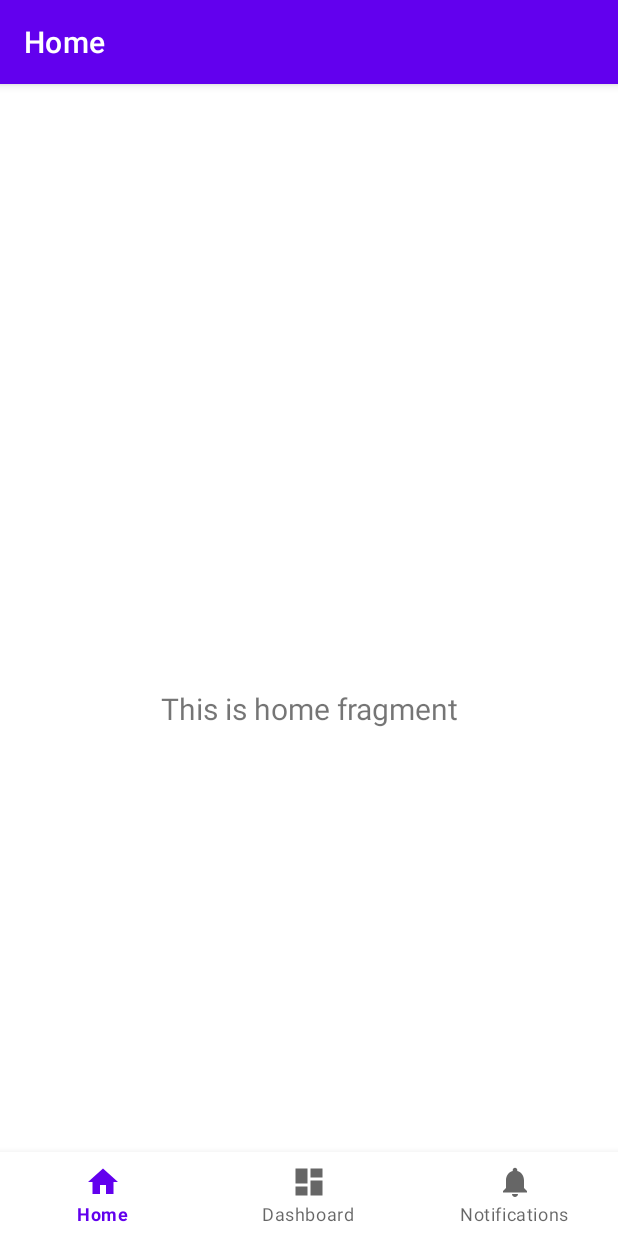
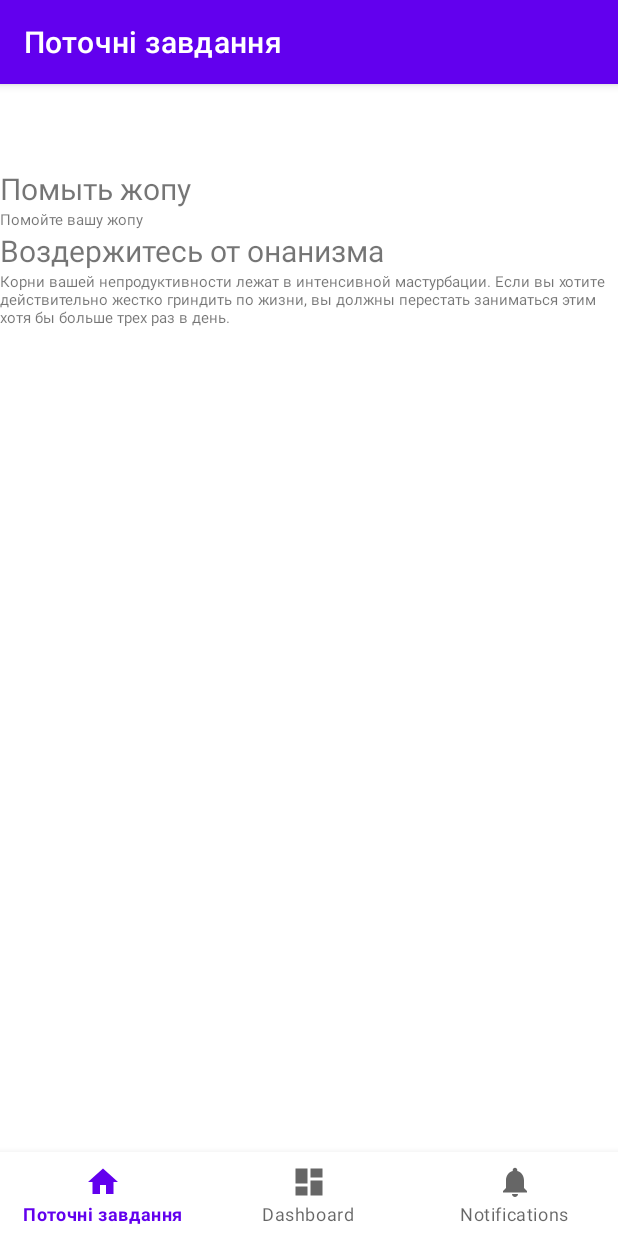
Before and after one commit to njilrem/getting-active, an Android app: the screen it shows after launch (MainActivity), on a phone screen of 412 x 824 dp. Run offline under Robolectric (Android 15) with nearby library versions, the phone set to English and light mode, and no system bars; our stand-ins replace navigation-ui.

Commit message:
Basic RecyclerView for task displaying created.

```diff
--- a/app/build.gradle
+++ b/app/build.gradle
@@ -40,6 +40,7 @@ dependencies {
     implementation 'androidx.lifecycle:lifecycle-viewmodel-ktx:2.2.0'
     implementation 'com.google.firebase:firebase-analytics:17.4.2'
     implementation 'com.google.firebase:firebase-core:17.4.2'
+    implementation 'androidx.recyclerview:recyclerview:1.1.0'
     testImplementation 'junit:junit:4.13'
     androidTestImplementation 'androidx.test.ext:junit:1.1.1'
     androidTestImplementation 'androidx.test.espresso:espresso-core:3.2.0'
--- /dev/null
+++ b/app/src/main/java/com/ga/gettingactive/Task.java
@@ -0,0 +1,33 @@
+package com.ga.gettingactive;
+
+public class Task {
+    private String title;
+    private String description;
+    private String type;
+    private String[] hashtags;
+
+    public Task(){
+
+    }
+
+    public Task(String title, String text){
+        this.title = title;
+        this.description = text;
+    }
+
+    public String getType() {
+        return type;
+    }
+
+    public String[] getHashtags() {
+        return hashtags;
+    }
+
+    public String getTitle() {
+        return title;
+    }
+
+    public String getDescription() {
+        return description;
+    }
+}
--- /dev/null
+++ b/app/src/main/java/com/ga/gettingactive/TaskAdapter.java
@@ -0,0 +1,67 @@
+package com.ga.gettingactive;
+
+import android.view.LayoutInflater;
+import android.view.View;
+import android.view.ViewGroup;
+import android.widget.TextView;
+
+import androidx.annotation.NonNull;
+import androidx.recyclerview.widget.RecyclerView;
+
+import java.util.ArrayList;
+import java.util.Collection;
+import java.util.List;
+
+public class TaskAdapter extends RecyclerView.Adapter<TaskAdapter.TaskViewHolder> {
+
+    private List<Task> tasksList = new ArrayList<>();
+
+    public void setItems(Collection<Task> tasks) {
+        tasksList.addAll(tasks);
+        notifyDataSetChanged();
+    }
+
+    public void clearItems() {
+        tasksList.clear();
+        notifyDataSetChanged();
+    }
+
+    @Override
+    public TaskViewHolder onCreateViewHolder(ViewGroup parent, int viewType) {
+        View view = LayoutInflater.from(parent.getContext())
+                .inflate(R.layout.task_item, parent, false);
+        return new TaskViewHolder(view);
+    }
+
+    @Override
+    public void onBindViewHolder(@NonNull TaskViewHolder holder, int position) {
+        holder.bind(tasksList.get(position));
+    }
+
+    @Override
+    public int getItemCount() {
+        return tasksList.size();
+    }
+
+    class TaskViewHolder extends RecyclerView.ViewHolder{
+        private TextView titleView;
+        private TextView descriptionView;
+
+        public TaskViewHolder(@NonNull View itemView) {
+            super(itemView);
+            titleView = itemView.findViewById(R.id.task_title);
+            descriptionView = itemView.findViewById(R.id.task_description);
+        }
+
+        public void bind(Task task){
+        titleView.setText(task.getTitle());
+        descriptionView.setText(task.getDescription());
+        }
+    }
+
+
+
+
+
+
+}
--- a/app/src/main/java/com/ga/gettingactive/ui/home/HomeFragment.java
+++ b/app/src/main/java/com/ga/gettingactive/ui/home/HomeFragment.java
@@ -1,6 +1,7 @@
 package com.ga.gettingactive.ui.home;
 
 import android.os.Bundle;
+import android.util.Log;
 import android.view.LayoutInflater;
 import android.view.View;
 import android.view.ViewGroup;
@@ -11,25 +12,42 @@ import androidx.annotation.Nullable;
 import androidx.fragment.app.Fragment;
 import androidx.lifecycle.Observer;
 import androidx.lifecycle.ViewModelProvider;
+import androidx.recyclerview.widget.LinearLayoutManager;
+import androidx.recyclerview.widget.RecyclerView;
+import com.ga.gettingactive.Task;
+import com.ga.gettingactive.R;
+import com.ga.gettingactive.TaskAdapter;
 
-import com.ga.gettingactive.R;
+import java.util.ArrayList;
+import java.util.Collection;
+import java.util.Objects;
 
 public class HomeFragment extends Fragment {
 
     private HomeViewModel homeViewModel;
-
+    private RecyclerView recyclerView;
+    private RecyclerView.LayoutManager layoutManager;
+    private TaskAdapter taskAdapter;
     public View onCreateView(@NonNull LayoutInflater inflater,
                              ViewGroup container, Bundle savedInstanceState) {
+        if (container == null) {
+            return null;
+        }
         homeViewModel =
                 new ViewModelProvider(this).get(HomeViewModel.class);
         View root = inflater.inflate(R.layout.fragment_home, container, false);
-        final TextView textView = root.findViewById(R.id.text_home);
-        homeViewModel.getText().observe(getViewLifecycleOwner(), new Observer<String>() {
-            @Override
-            public void onChanged(@Nullable String s) {
-                textView.setText(s);
-            }
-        });
+        recyclerView = root.findViewById(R.id.ongoing_tasks_list);
+        if(recyclerView==null)
+            Log.d("NULLPOINTER", "Recycler View is null");
+        recyclerView.setLayoutManager(new LinearLayoutManager(getActivity()));
+        taskAdapter = new TaskAdapter();
+        Collection<Task> tasks = new ArrayList<>();
+        tasks.add(new Task("Помыть жопу", "Помойте вашу жопу"));
+        tasks.add(new Task("Воздержитесь от онанизма", "Корни вашей непродуктивности лежат в интенсивной мастурбации. Если вы хотите " +
+                "действительно жестко гриндить по жизни, вы должны перестать заниматься этим хотя бы больше трех раз в день."));
+        recyclerView.setAdapter(taskAdapter);
+        taskAdapter.setItems(tasks);
+
         return root;
     }
 }
--- a/app/src/main/res/layout/fragment_home.xml
+++ b/app/src/main/res/layout/fragment_home.xml
@@ -1,22 +1,20 @@
 <?xml version="1.0" encoding="utf-8"?>
-<androidx.constraintlayout.widget.ConstraintLayout xmlns:android="http://schemas.android.com/apk/res/android"
-    xmlns:app="http://schemas.android.com/apk/res-auto"
+
+<LinearLayout xmlns:android="http://schemas.android.com/apk/res/android"
     xmlns:tools="http://schemas.android.com/tools"
     android:layout_width="match_parent"
     android:layout_height="match_parent"
+    android:orientation="vertical"
     tools:context=".ui.home.HomeFragment">
 
-    <TextView
-        android:id="@+id/text_home"
+    <androidx.recyclerview.widget.RecyclerView
+        android:id="@+id/ongoing_tasks_list"
         android:layout_width="match_parent"
-        android:layout_height="wrap_content"
-        android:layout_marginStart="8dp"
-        android:layout_marginTop="8dp"
-        android:layout_marginEnd="8dp"
-        android:textAlignment="center"
-        android:textSize="20sp"
-        app:layout_constraintBottom_toBottomOf="parent"
-        app:layout_constraintEnd_toEndOf="parent"
-        app:layout_constraintStart_toStartOf="parent"
-        app:layout_constraintTop_toTopOf="parent" />
-</androidx.constraintlayout.widget.ConstraintLayout>
+        android:layout_height="match_parent"
+        />
+
+
+
+
+
+</LinearLayout>
--- a/app/src/main/res/menu/bottom_nav_menu.xml
+++ b/app/src/main/res/menu/bottom_nav_menu.xml
@@ -4,7 +4,7 @@
     <item
         android:id="@+id/navigation_home"
         android:icon="@drawable/ic_home_black_24dp"
-        android:title="@string/title_home" />
+        android:title="@string/title_current_tasks" />
 
     <item
         android:id="@+id/navigation_dashboard"
--- a/app/src/main/res/navigation/mobile_navigation.xml
+++ b/app/src/main/res/navigation/mobile_navigation.xml
@@ -8,7 +8,7 @@
     <fragment
         android:id="@+id/navigation_home"
         android:name="com.ga.gettingactive.ui.home.HomeFragment"
-        android:label="@string/title_home"
+        android:label="@string/title_current_tasks"
         tools:layout="@layout/fragment_home" />
 
     <fragment
--- a/app/src/main/res/values/strings.xml
+++ b/app/src/main/res/values/strings.xml
@@ -1,6 +1,6 @@
 <resources>
     <string name="app_name">Getting Active</string>
-    <string name="title_home">Home</string>
+    <string name="title_current_tasks">Поточні завдання</string>
     <string name="title_dashboard">Dashboard</string>
     <string name="title_notifications">Notifications</string>
 </resources>
```
